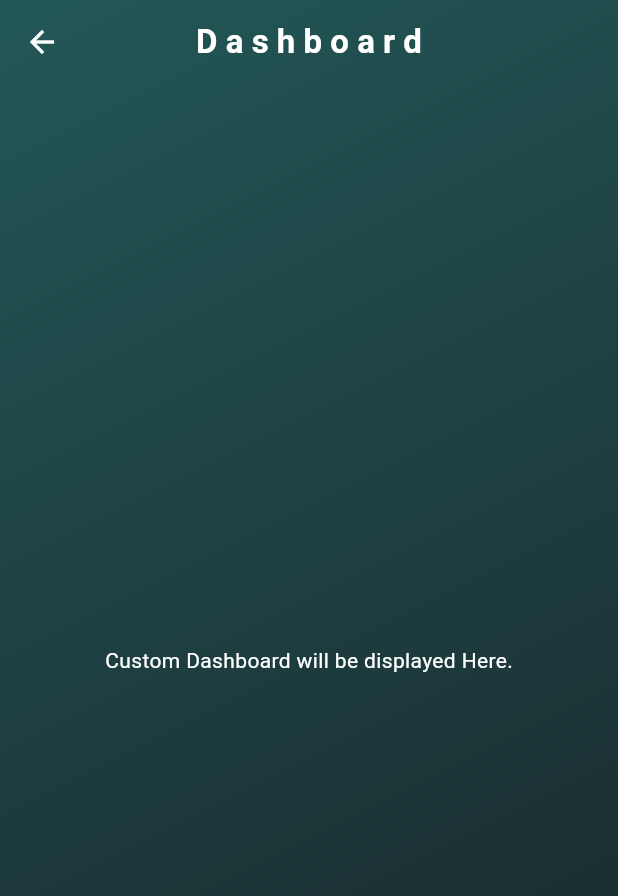
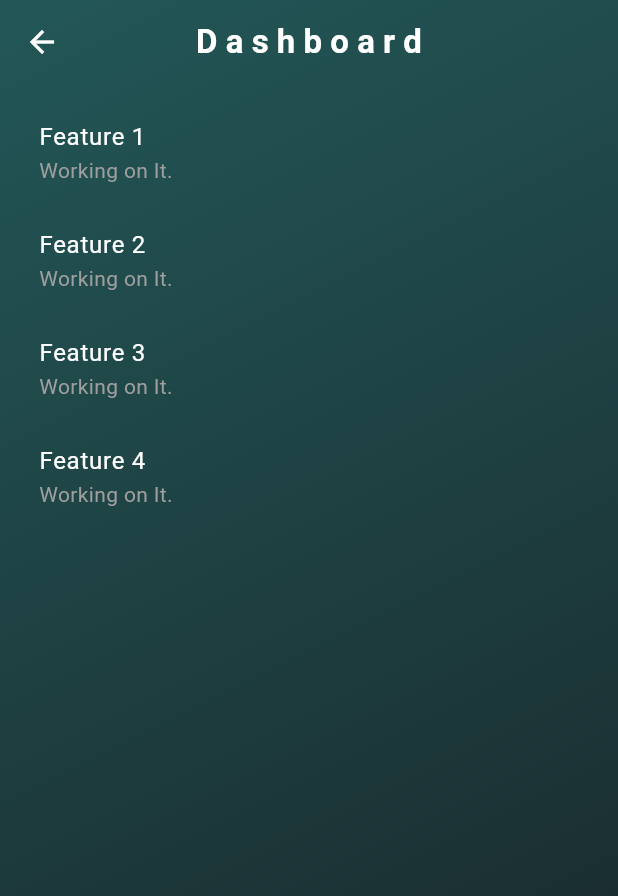
Before and after one commit to suraj-yadav0/vyakhya_ai-main, a Flutter app: the HomeScreen screen opened directly, in the side drawer, after a tap on "D A S H B O A R D", on a phone screen of 412 x 824 dp. Shown: the top 896 px of the screen. Run offline on Flutter 3.47's test engine with Material 3 defaults, Android fonts, the phone set to English and light mode, and no system bars; our stand-ins replace flutter_animate, flutter_svg, get, google_fonts, lottie, speech_to_text; missing offline and left inert: gallery_picker, google_mlkit_text_recognition, translator_plus.

Commit message:
Added feature section for Dashboard

```diff
--- a/lib/screens/drawer Screens/dashboard_screen.dart
+++ b/lib/screens/drawer Screens/dashboard_screen.dart
@@ -6,11 +6,35 @@ class DashboardScreen extends StatelessWidget {
 
   @override
   Widget build(BuildContext context) {
-    return const CustomDrawerScreen(title: "D a s h b o a r d", body: Center(
-        child: Text(
-          "Custom Dashboard will be displayed Here.",
-          style: TextStyle(color: Colors.white),
-        ),
-      ),);
+    return CustomDrawerScreen(
+        title: "D a s h b o a r d",
+        body: ListView.builder(
+          padding: const EdgeInsets.only(left: 10,right: 10,top: 10),
+          itemCount: 4,
+          itemBuilder: (context, index) {
+            return ListTile(
+              onTap: () {
+
+              },
+              title: Text(
+                "Feature ${index +1 } ",
+                style: const TextStyle(color: Colors.white),
+              ),
+              subtitle: const Text(
+                "Working on It.",
+                style: TextStyle(color: Colors.grey),
+              ),
+            );
+          },
+        )
+
+        //
+        // Center(
+        //   child: Text(
+        //     "Custom Dashboard will be displayed Here.",
+        //     style: TextStyle(color: Colors.white),
+        //   ),
+        // ),
+        );
   }
 }
--- a/lib/screens/home_screen.dart
+++ b/lib/screens/home_screen.dart
@@ -7,6 +7,7 @@ import 'package:vyakhya_ai/screens/drawer%20Screens/about_screen.dart';
 import 'package:vyakhya_ai/screens/drawer%20Screens/dashboard_screen.dart';
 import 'package:vyakhya_ai/screens/drawer%20Screens/logout_screen.dart';
 import 'package:vyakhya_ai/screens/drawer%20Screens/seettings_screen.dart';
+import 'package:vyakhya_ai/screens/welcome_screen.dart';
 
 import 'package:vyakhya_ai/widgets/custom_list.dart';
 import 'package:vyakhya_ai/helper/global.dart';
@@ -125,7 +126,7 @@ class _HomeScreenState extends State<HomeScreen> {
                 ),
                 ListTile(
                   onTap: () {
-                    Get.to(const LogoutScreen());
+                    Get.to(const WelcomeScreen());
                   },
                   leading: const Icon(
                     Icons.logout_outlined,
```
